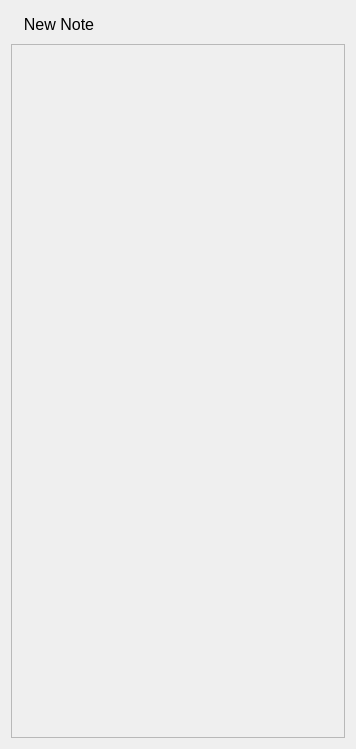
Above: src/WidgetTreeView.ui from gdevic/LucidNotes before the change. Below: the same form after it.
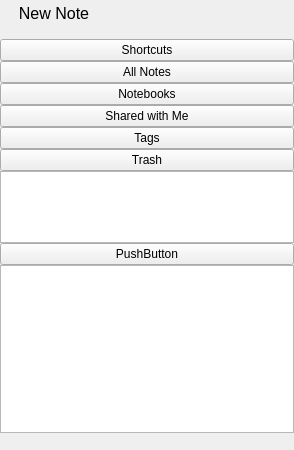
That is the form after the change. Icons and pictures are not drawn. Custom widgets are drawn as their Qt base class.

Commit message: Add tree view for the left pane

Diff of the .ui file:
```diff
--- a/src/WidgetTreeView.ui
+++ b/src/WidgetTreeView.ui
@@ -6,16 +6,37 @@
    <rect>
     <x>0</x>
     <y>0</y>
-    <width>356</width>
-    <height>749</height>
+    <width>294</width>
+    <height>450</height>
    </rect>
   </property>
   <property name="windowTitle">
    <string>Form</string>
   </property>
   <layout class="QVBoxLayout" name="verticalLayout">
+   <property name="spacing">
+    <number>0</number>
+   </property>
+   <property name="leftMargin">
+    <number>0</number>
+   </property>
+   <property name="topMargin">
+    <number>0</number>
+   </property>
+   <property name="rightMargin">
+    <number>0</number>
+   </property>
+   <property name="bottomMargin">
+    <number>0</number>
+   </property>
    <item>
     <layout class="QHBoxLayout" name="horizontalLayout">
+     <property name="leftMargin">
+      <number>6</number>
+     </property>
+     <property name="bottomMargin">
+      <number>12</number>
+     </property>
      <item>
       <widget class="QPushButton" name="btNewNote">
        <property name="font">
@@ -72,6 +93,24 @@
    </item>
    <item>
     <widget class="QScrollArea" name="scrollArea">
+     <property name="styleSheet">
+      <string notr="true">QScrollBar:vertical {
+	border: none;
+	background: rgb(75, 75, 75);
+	width: 14px;
+	margin: 15px 0 15px 0;
+	border-radius: 0px;
+}</string>
+     </property>
+     <property name="frameShape">
+      <enum>QFrame::NoFrame</enum>
+     </property>
+     <property name="verticalScrollBarPolicy">
+      <enum>Qt::ScrollBarAsNeeded</enum>
+     </property>
+     <property name="sizeAdjustPolicy">
+      <enum>QAbstractScrollArea::AdjustToContents</enum>
+     </property>
      <property name="widgetResizable">
       <bool>true</bool>
      </property>
@@ -80,15 +119,163 @@
        <rect>
         <x>0</x>
         <y>0</y>
-        <width>336</width>
-        <height>681</height>
+        <width>294</width>
+        <height>397</height>
        </rect>
       </property>
+      <layout class="QVBoxLayout" name="verticalLayout_2">
+       <property name="spacing">
+        <number>0</number>
+       </property>
+       <property name="leftMargin">
+        <number>0</number>
+       </property>
+       <property name="topMargin">
+        <number>0</number>
+       </property>
+       <property name="rightMargin">
+        <number>0</number>
+       </property>
+       <property name="bottomMargin">
+        <number>0</number>
+       </property>
+       <item>
+        <widget class="WidgetTreeButton" name="tbShortcuts">
+         <property name="text">
+          <string>Shortcuts</string>
+         </property>
+         <property name="icon">
+          <iconset resource="resources.qrc">
+           <normaloff>:/shortcut</normaloff>:/shortcut</iconset>
+         </property>
+        </widget>
+       </item>
+       <item>
+        <widget class="WidgetTreeButton" name="tbAllNotes">
+         <property name="text">
+          <string>All Notes</string>
+         </property>
+         <property name="icon">
+          <iconset resource="resources.qrc">
+           <normaloff>:/notes</normaloff>:/notes</iconset>
+         </property>
+        </widget>
+       </item>
+       <item>
+        <widget class="WidgetTreeButton" name="tbNotebooks">
+         <property name="text">
+          <string>Notebooks</string>
+         </property>
+         <property name="icon">
+          <iconset resource="resources.qrc">
+           <normaloff>:/notebook</normaloff>:/notebook</iconset>
+         </property>
+        </widget>
+       </item>
+       <item>
+        <widget class="WidgetTreeButton" name="tbShared">
+         <property name="text">
+          <string>Shared with Me</string>
+         </property>
+         <property name="icon">
+          <iconset resource="resources.qrc">
+           <normaloff>:/shared</normaloff>:/shared</iconset>
+         </property>
+        </widget>
+       </item>
+       <item>
+        <widget class="WidgetTreeButton" name="tbTags">
+         <property name="text">
+          <string>Tags</string>
+         </property>
+         <property name="icon">
+          <iconset resource="resources.qrc">
+           <normaloff>:/tag</normaloff>:/tag</iconset>
+         </property>
+        </widget>
+       </item>
+       <item>
+        <widget class="WidgetTreeButton" name="tbTrash">
+         <property name="text">
+          <string>Trash</string>
+         </property>
+         <property name="icon">
+          <iconset resource="resources.qrc">
+           <normaloff>:/trash</normaloff>:/trash</iconset>
+         </property>
+        </widget>
+       </item>
+       <item>
+        <widget class="QTreeView" name="treeView">
+         <property name="sizePolicy">
+          <sizepolicy hsizetype="Expanding" vsizetype="Fixed">
+           <horstretch>0</horstretch>
+           <verstretch>0</verstretch>
+          </sizepolicy>
+         </property>
+         <property name="verticalScrollBarPolicy">
+          <enum>Qt::ScrollBarAlwaysOff</enum>
+         </property>
+         <property name="sizeAdjustPolicy">
+          <enum>QAbstractScrollArea::AdjustToContents</enum>
+         </property>
+         <property name="autoScroll">
+          <bool>false</bool>
+         </property>
+         <property name="rootIsDecorated">
+          <bool>true</bool>
+         </property>
+         <property name="uniformRowHeights">
+          <bool>true</bool>
+         </property>
+         <property name="headerHidden">
+          <bool>true</bool>
+         </property>
+        </widget>
+       </item>
+       <item>
+        <widget class="QPushButton" name="pushButton_2">
+         <property name="text">
+          <string>PushButton</string>
+         </property>
+        </widget>
+       </item>
+       <item>
+        <widget class="QTreeView" name="treeView_2">
+         <property name="uniformRowHeights">
+          <bool>true</bool>
+         </property>
+         <property name="headerHidden">
+          <bool>true</bool>
+         </property>
+        </widget>
+       </item>
+       <item>
+        <spacer name="verticalSpacer">
+         <property name="orientation">
+          <enum>Qt::Vertical</enum>
+         </property>
+         <property name="sizeHint" stdset="0">
+          <size>
+           <width>20</width>
+           <height>40</height>
+          </size>
+         </property>
+        </spacer>
+       </item>
+      </layout>
      </widget>
     </widget>
    </item>
   </layout>
  </widget>
+ <customwidgets>
+  <customwidget>
+   <class>WidgetTreeButton</class>
+   <extends>QPushButton</extends>
+   <header>WidgetTreeButton.h</header>
+  </customwidget>
+ </customwidgets>
  <resources>
   <include location="resources.qrc"/>
  </resources>
```
Left out of the diff: 3 changed lines with no effect on the pictures. The commit also changes 18 other files.
